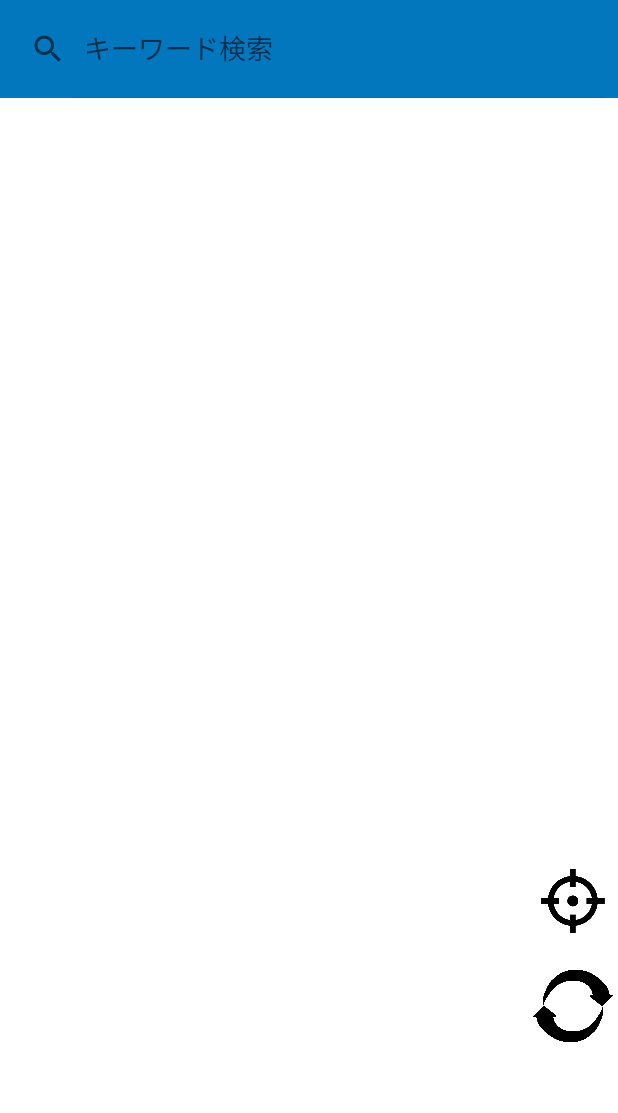
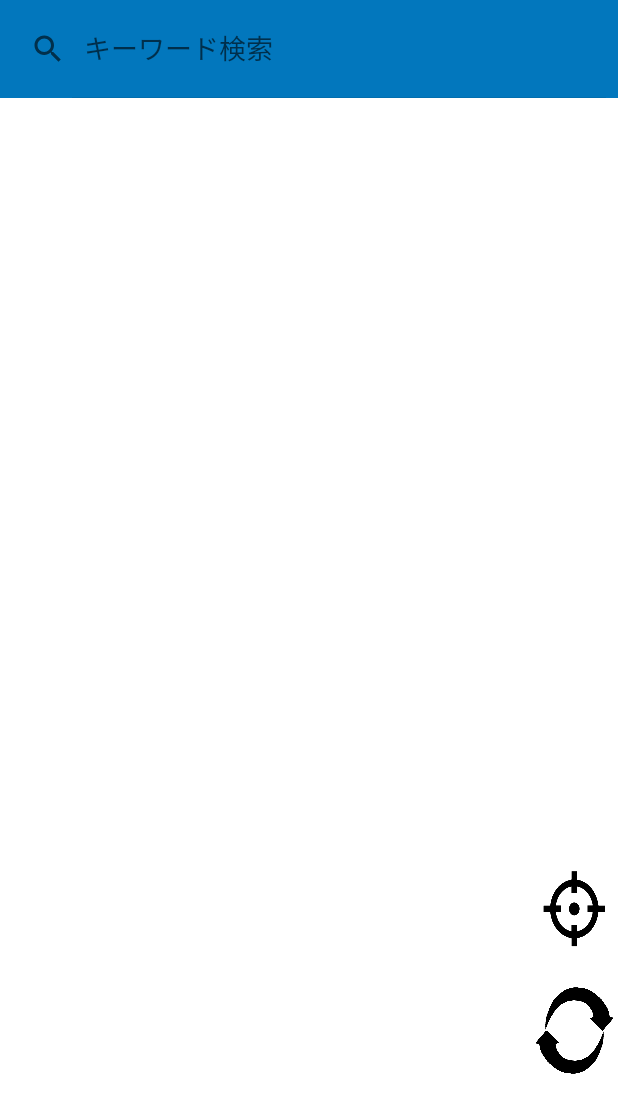
Before and after one commit to nngunda/FishingScape, an Android app: the screen it shows after launch (MapsActivity), on a phone screen of 412 x 824 dp. Shown: the top 1113 px of the screen. Run offline under Robolectric (Android 15) with nearby library versions, the phone set to English and light mode, and no system bars.

Commit message:
map レイアウト変更

```diff
--- a/app/src/main/res/layout/activity_maps.xml
+++ b/app/src/main/res/layout/activity_maps.xml
@@ -6,10 +6,6 @@
     xmlns:app="http://schemas.android.com/apk/res-auto"
     android:layout_width="match_parent"
     android:layout_height="match_parent">
-    <FrameLayout
-        android:id="@+id/d_Image"
-        android:layout_width="match_parent"
-        android:layout_height="match_parent"/>
     <fragment
         android:id="@+id/map"
         android:name="com.google.android.gms.maps.SupportMapFragment"
@@ -43,24 +39,37 @@
                 android:layout_width="match_parent"
                 android:layout_height="0dp"
                 android:layout_weight="1.2"
+                android:orientation="horizontal">
+                <Space
+                    android:layout_width="0dp"
+                    android:layout_height="match_parent"
+                    android:layout_weight="4.3"/>
+                <LinearLayout
+                    android:layout_width="0dp"
+                    android:layout_height="match_parent"
+                    android:layout_weight="0.7"
                     android:orientation="vertical">
                     <ImageButton
                         android:id="@+id/location_button"
-                        android:layout_width="60dp"
-                        android:layout_height="60dp"
+                        android:layout_width="match_parent"
+                        android:layout_height="0dp"
+                        android:layout_weight="1.4"
                         android:background="@drawable/location_button"
                         android:layout_gravity="right"
                         tools:ignore="RtlHardcoded" />
                     <Space
-                        android:layout_width="60dp"
-                        android:layout_height="10dp"/>
+                        android:layout_width="match_parent"
+                        android:layout_height="0dp"
+                        android:layout_weight="0.2"/>
                     <ImageButton
                         android:id="@+id/map_type_button"
-                        android:layout_width="60dp"
-                        android:layout_height="60dp"
+                        android:layout_width="match_parent"
+                        android:layout_height="0dp"
+                        android:layout_weight="1.4"
                         android:background="@drawable/map_type_button"
                         android:layout_gravity="right"
                         tools:ignore="RtlHardcoded"/>
+                    </LinearLayout>
                 </LinearLayout>
                 <Space
                     android:layout_width="match_parent"
```
Lines whose indentation alone changed are shown as unchanged.
